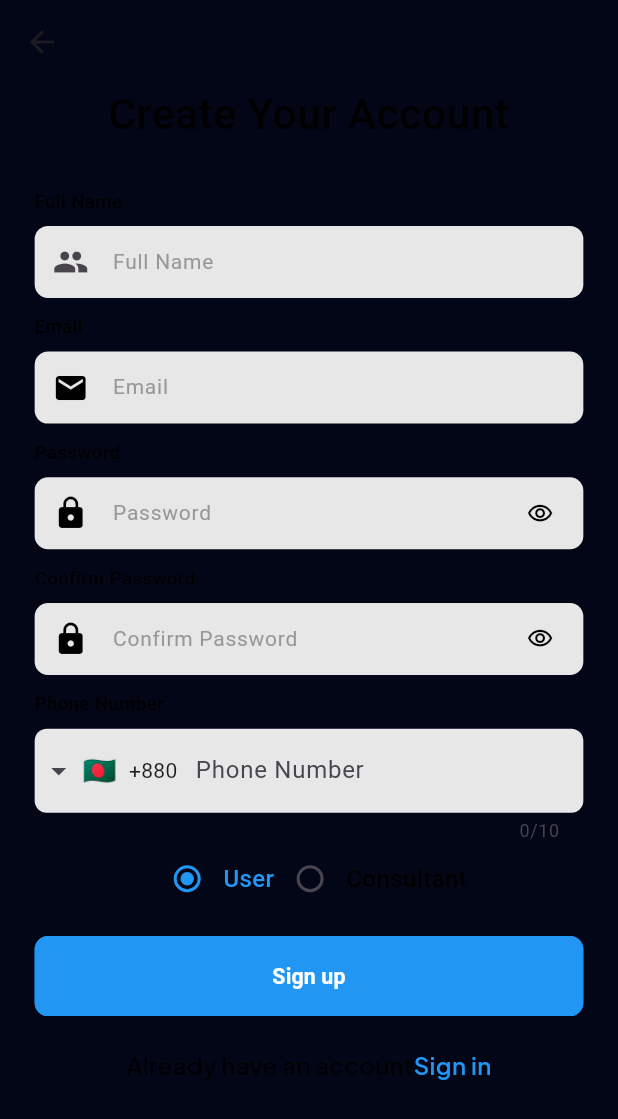
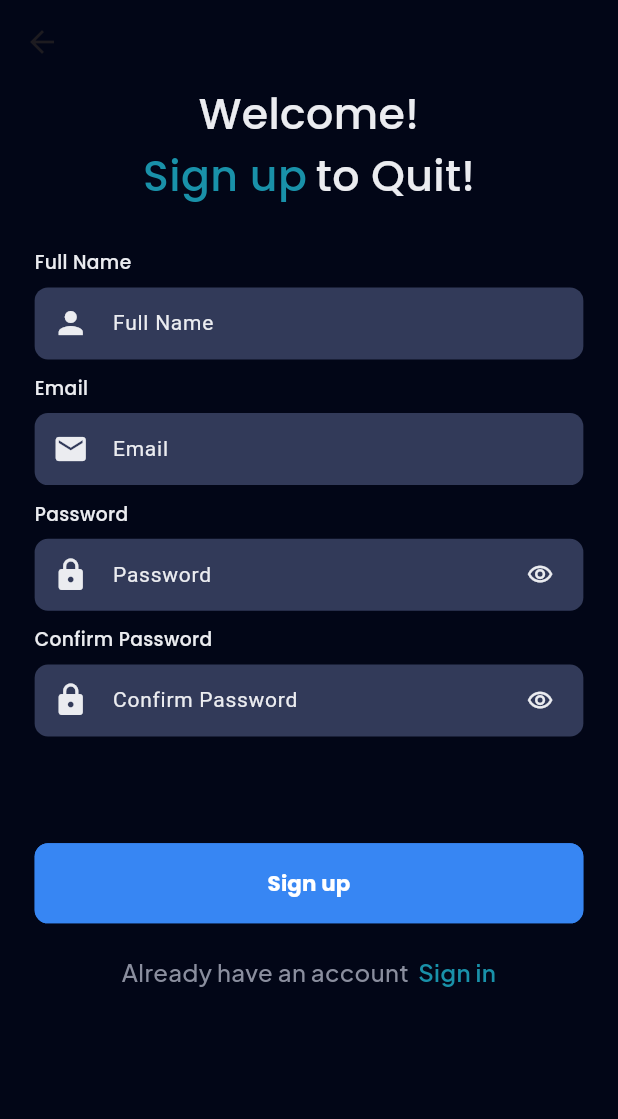
Before and after one commit to bdCalling-Sdt-hub/Vapeless-App, a Flutter app: the SignUpScreen screen opened by its route, on a phone screen of 412 x 824 dp. Shown: the top 1119 px of the screen. Run offline on Flutter 3.47's test engine with Material 3 defaults, Android fonts, the phone set to English and light mode, and no system bars; drawn by our look-alikes of intl_phone_field; our stand-ins replace cached_network_image, flutter_html, flutter_local_notifications, flutter_screenutil, flutter_svg, fluttertoast and 6 more; accounts and stored records are empty; network calls fail.

Commit message:
auth done

```diff
--- a/lib/helpers/my_extension.dart
+++ b/lib/helpers/my_extension.dart
@@ -16,6 +16,11 @@ extension View2 on Widget {
 
   Widget get end => Align(
         alignment: Alignment.centerRight,
+        child: this,
+      );
+
+  Widget get center => Align(
+        alignment: Alignment.center,
         child: this,
       );
 }
--- a/lib/utils/app_colors.dart
+++ b/lib/utils/app_colors.dart
@@ -1,16 +1,18 @@
-
 import 'package:flutter/material.dart';
 
 class AppColors {
-  static const Color primaryColor = Colors.blue;
+  static const Color primaryColor = Color(0xff3786F3);
   static const Color secondary = Color(0xff454545);
   static const Color background = Color(0xFF020617);
 
   static const Color transparent = Colors.transparent;
   static const Color white = Colors.white;
   static const Color black = Colors.black;
-  static const Color filledColor = Color(0xFFe7e7e7);
+  static const Color filledColor = Color(0xFF323A59);
   static const Color textFiledColor = Color(0xFF979797);
   static const blueLight = Color(0xffe8e8f5);
-
+  static const t3 = Color(0xffEBECF0);
+  static const t4 = Color(0xffEBECF0);
+  static const t2 = Color(0xff8A8E9E);
+  static const p1 = Color(0xff1991A9);
 }
--- a/lib/utils/app_string.dart
+++ b/lib/utils/app_string.dart
@@ -26,29 +26,34 @@ class AppString {
   static const String createNewPassword = "Create New Password";
   static const String createYourNewPassword = "Create Your New Password";
   static const String password = "Password";
+  static const String nowResetYour = "Now Reset Your";
   static const String continues = "Continue";
+  static const String resetPassword = "Reset Password";
+  static const String getOTP = "Get OTP";
   static const String email = "Email";
+  static const String letSignIn = "Let’s Sign In";
   static const String codeHasBeenSendTo = "Code has been send to";
   static const String otpIsInValid = "Otp is inValid";
   static const String resendCode = "Resend Code";
   static const String resendCodeIn = "Resend code in";
   static const String minute = "minute";
   static const String verify = "Verify";
-  static const String logIntoYourAccount = "Login to Your Account";
+  static const String continueYourJourney = "Continue Your Journey";
   static const String forgotThePassword = "Forgot the password";
   static const String signIn = "Sign in";
   static const String doNotHaveAccount = "Don’t have an account";
   static const String signUp = "Sign up";
   static const String alreadyHaveAccount = "Already have an account";
   static const String fullName = "Full Name";
-  static const String createYourAccount = "Create Your Account";
+  static const String welcome = "Welcome!";
+  static const String toQuit = "to Quit!";
   static const String otpVerify = "OTP Verify";
   static const String inbox = "Inbox";
   static const String searchDoctor = "search a doctor";
   static const String activeNow = "Active Now";
   static const String messageHere = "message here";
   static const String notifications = "Notifications";
-  static const String signInWithPassword = "Sign in with password";
+  static const String signInWithPassword = "Sign in";
   static const String contact = "Contact";
   static const String dateOfBirth = "Date of birth";
   static const String age = "Age";
@@ -62,6 +67,8 @@ class AppString {
   static const String privacyPolicy = "Privacy Policy";
   static const String deleteAccount = "Delete account";
   static const String termsOfServices = "Terms of Services";
+  static const String vapeLess = "VapeLess";
+  static const String yourJourneyFreedoom = "Your journey to freedoom";
 
 
 }
--- a/lib/view/component/button/common_button.dart
+++ b/lib/view/component/button/common_button.dart
@@ -62,7 +62,7 @@ class CommonButton extends StatelessWidget {
                 maxLines: 1,
                 overflow: TextOverflow.ellipsis,
                 textAlign: TextAlign.center,
-                style: GoogleFonts.roboto(
+                style: GoogleFonts.poppins(
                     color: titleColor,
                     fontSize: titleSize.sp,
                     fontWeight: titleWeight),
--- a/lib/view/component/text/common_text.dart
+++ b/lib/view/component/text/common_text.dart
@@ -16,11 +16,10 @@ class CommonText extends StatelessWidget {
       this.bottom = 0,
       this.fontSize = 14,
       this.fontWeight = FontWeight.w500,
-      this.color = AppColors.black,
+      this.color = AppColors.t3,
       required this.text,
       this.style = false,
-      this.overflow = TextOverflow.ellipsis
-      });
+      this.overflow = TextOverflow.ellipsis});
 
   final double left;
   final double right;
@@ -38,20 +37,20 @@ class CommonText extends StatelessWidget {
   @override
   Widget build(BuildContext context) {
     return Padding(
-      padding:
-          EdgeInsets.only(left: left.w, right: right.w, top: top.h, bottom: bottom.h),
+      padding: EdgeInsets.only(
+          left: left.w, right: right.w, top: top.h, bottom: bottom.h),
       child: Text(
         textAlign: textAlign,
         text,
         maxLines: maxLines,
         overflow: overflow,
         style: style == true
-            ? GoogleFonts.plusJakartaSans(
+            ? GoogleFonts.poppins(
                 fontSize: fontSize.sp,
                 fontWeight: fontWeight,
                 color: color,
               )
-            : GoogleFonts.roboto(
+            : GoogleFonts.poppins(
                 fontSize: fontSize.sp,
                 fontWeight: fontWeight,
                 color: color,
--- a/lib/view/component/text_field/common_text_field.dart
+++ b/lib/view/component/text_field/common_text_field.dart
@@ -24,9 +24,9 @@ class CommonTextField extends StatelessWidget {
       this.borderRadius = 10,
       this.inputFormatters,
       this.fillColor = AppColors.filledColor,
-      this.hintTextColor = AppColors.textFiledColor,
-      this.labelTextColor = AppColors.textFiledColor,
-      this.textColor = AppColors.black,
+      this.hintTextColor = AppColors.t4,
+      this.labelTextColor = AppColors.t4,
+      this.textColor = AppColors.t4,
       this.borderColor = AppColors.transparent,
       this.onSubmitted,
       this.onTap,
--- a/lib/view/screen/common_screen/auth/change_password/change_password_screen.dart
+++ b/lib/view/screen/common_screen/auth/change_password/change_password_screen.dart
@@ -49,6 +49,7 @@ class ChangePasswordScreen extends StatelessWidget {
                     prefixIcon: Icon(
                       Icons.lock,
                       size: 20.sp,
+                      color: AppColors.t4,
                     ),
                   ),
                   const CommonText(
@@ -64,6 +65,7 @@ class ChangePasswordScreen extends StatelessWidget {
                     prefixIcon: Icon(
                       Icons.lock,
                       size: 20.sp,
+                      color: AppColors.t4,
                     ),
                   ),
                   const CommonText(
@@ -80,6 +82,7 @@ class ChangePasswordScreen extends StatelessWidget {
                     prefixIcon: Icon(
                       Icons.lock,
                       size: 20.sp,
+                      color: AppColors.t4,
                     ),
                   ),
                   Align(
--- a/lib/view/screen/common_screen/auth/sign up/sign_up_screen.dart
+++ b/lib/view/screen/common_screen/auth/sign up/sign_up_screen.dart
@@ -28,51 +28,28 @@ class SignUpScreen extends StatelessWidget {
                 key: formKey,
                 child: Column(children: [
                   const CommonText(
-                    text: AppString.createYourAccount,
+                    text: AppString.welcome,
                     fontSize: 32,
-                    bottom: 20,
                   ),
-                  const SignUpAllField(),
                   Row(
-                    mainAxisAlignment: MainAxisAlignment.center,
-                    children: <Widget>[
-                      Row(
-                        children: [
-                          Radio(
-                              value: controller.selectedOption[0],
-                              groupValue: controller.selectRole,
-                              activeColor: AppColors.primaryColor,
-                              onChanged: controller.setSelectedRole),
-                          CommonText(
-                            text: controller.selectedOption[0],
-                            fontSize: 18,
-                            color: controller.selectRole ==
-                                    controller.selectedOption[0]
-                                ? AppColors.primaryColor
-                                : AppColors.black,
-                          )
-                        ],
+                    mainAxisSize: MainAxisSize.min,
+                    children: [
+                      const CommonText(
+                        text: AppString.signUp,
+                        fontSize: 32,
+                        bottom: 20,
+                        color: AppColors.p1,
                       ),
-                      Row(
-                        children: [
-                          Radio(
-                              value: controller.selectedOption[1],
-                              groupValue: controller.selectRole,
-                              activeColor: AppColors.primaryColor,
-                              onChanged: controller.setSelectedRole),
-                          CommonText(
-                            text: controller.selectedOption[1],
-                            fontSize: 18,
-                            color: controller.selectRole ==
-                                    controller.selectedOption[1]
-                                ? AppColors.primaryColor
-                                : AppColors.black,
-                          )
-                        ],
+                      6.width,
+                      const CommonText(
+                        text: AppString.toQuit,
+                        fontSize: 32,
+                        bottom: 20,
                       ),
                     ],
                   ),
-                  16.height,
+                  const SignUpAllField(),
+                  80.height,
                   CommonButton(
                     titleText: AppString.signUp,
                     isLoading: controller.isLoading,
--- a/lib/view/screen/common_screen/auth/sign up/widget/already_accunt_rich_text.dart
+++ b/lib/view/screen/common_screen/auth/sign up/widget/already_accunt_rich_text.dart
@@ -28,7 +28,15 @@ class AlreadyAccountRichText extends StatelessWidget {
                 TextSpan(
                   text: AppString.alreadyHaveAccount,
                   style: GoogleFonts.plusJakartaSans(
-                    color: AppColors.black,
+                    color: AppColors.t2,
+                    fontSize: 16,
+                    fontWeight: FontWeight.w500,
+                  ),
+                ),
+                TextSpan(
+                  text: "  ",
+                  style: GoogleFonts.plusJakartaSans(
+                    color: AppColors.t2,
                     fontSize: 16,
                     fontWeight: FontWeight.w500,
                   ),
@@ -40,7 +48,7 @@ class AlreadyAccountRichText extends StatelessWidget {
                       Get.toNamed(AppRoutes.signIn);
                     },
                   style: GoogleFonts.plusJakartaSans(
-                    color: AppColors.primaryColor,
+                    color: AppColors.p1,
                     fontSize: 16,
                     fontWeight: FontWeight.w600,
                   ),
--- a/lib/view/screen/common_screen/auth/sign up/widget/sign_up_all_filed.dart
+++ b/lib/view/screen/common_screen/auth/sign up/widget/sign_up_all_filed.dart
@@ -31,7 +31,8 @@ class _SignUpAllFieldState extends State<SignUpAllField> {
             ),
             CommonTextField(
               prefixIcon: const Icon(
-                Icons.group,
+                Icons.person,
+                color: AppColors.t4,
               ),
               hintText: AppString.fullName,
               controller: controller.nameController,
@@ -44,7 +45,7 @@ class _SignUpAllFieldState extends State<SignUpAllField> {
             ),
             CommonTextField(
               controller: controller.emailController,
-              prefixIcon: const Icon(Icons.mail, color: AppColors.black),
+              prefixIcon: const Icon(Icons.mail, color: AppColors.t4),
               hintText: AppString.email,
               validator: OtherHelper.emailValidator,
             ),
@@ -55,7 +56,7 @@ class _SignUpAllFieldState extends State<SignUpAllField> {
             ),
             CommonTextField(
               controller: controller.passwordController,
-              prefixIcon: const Icon(Icons.lock, color: AppColors.black),
+              prefixIcon: const Icon(Icons.lock, color: AppColors.t4),
               isPassword: true,
               hintText: AppString.password,
               validator: OtherHelper.passwordValidator,
@@ -67,20 +68,11 @@ class _SignUpAllFieldState extends State<SignUpAllField> {
             ),
             CommonTextField(
               controller: controller.confirmPasswordController,
-              prefixIcon: const Icon(Icons.lock, color: AppColors.black),
+              prefixIcon: const Icon(Icons.lock, color: AppColors.t4),
               isPassword: true,
               hintText: AppString.confirmPassword,
               validator: (value) => OtherHelper.confirmPasswordValidator(
                   value, controller.passwordController),
-            ),
-            const CommonText(
-              text: AppString.phoneNumber,
-              bottom: 8,
-              top: 12,
-            ),
-            CommonPhoneNumberTextFiled(
-              controller: controller.numberController,
-              countryChange: controller.onCountryChange,
             ),
           ],
         );
```
Also changed, not shown: lib/view/screen/common_screen/auth/forgot password/create_password.dart (+24 -22 lines), lib/view/screen/common_screen/auth/forgot password/forgot_password.dart (+7 -3 lines), lib/view/screen/common_screen/auth/sign in/sign_in_screen.dart (+20 -9 lines), lib/view/screen/common_screen/auth/sign in/widget/do_not_account.dart (+4 -4 lines), lib/view/screen/common_screen/onboarding_screen/onboarding_screen.dart (+14 -7 lines), lib/view/screen/common_screen/splash/splash_screen.dart (+15 -8 lines).
